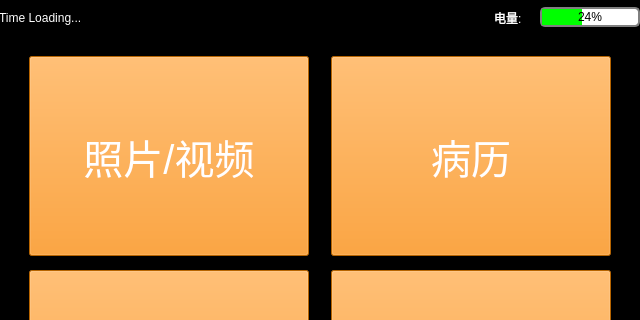
Before: the Qt Designer form menuwindow.ui in a2824256/EVA-Qt-Beta, drawn with Qt 5; both pictures show x 0 to 640 and y 0 to 320 of the 640 by 480 pixel window.
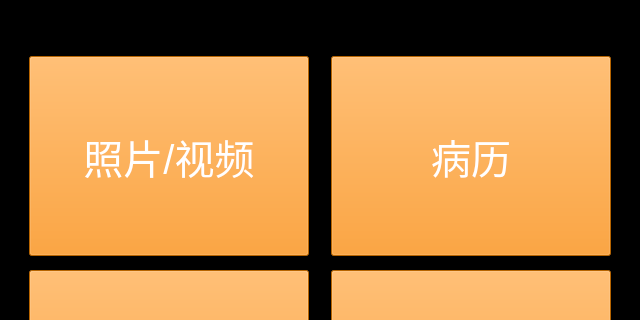
After: the same form once the commit is applied. Icons and pictures are not drawn.

Patch:
```diff
--- a/menuwindow.ui
+++ b/menuwindow.ui
@@ -35,22 +35,6 @@
      <string notr="true">background-color:black</string>
     </property>
     <layout class="QHBoxLayout" name="horizontalLayout">
-     <item>
-      <widget class="QLabel" name="datetime">
-       <property name="maximumSize">
-        <size>
-         <width>200</width>
-         <height>16777215</height>
-        </size>
-       </property>
-       <property name="styleSheet">
-        <string notr="true">color:white</string>
-       </property>
-       <property name="text">
-        <string>Time Loading...</string>
-       </property>
-      </widget>
-     </item>
      <item>
       <widget class="QLabel" name="tips">
        <property name="maximumSize">
@@ -67,44 +51,6 @@
        </property>
       </widget>
      </item>
-     <item>
-      <widget class="QLabel" name="battery">
-       <property name="maximumSize">
-        <size>
-         <width>40</width>
-         <height>16777215</height>
-        </size>
-       </property>
-       <property name="styleSheet">
-        <string notr="true">color:white</string>
-       </property>
-       <property name="text">
-        <string>电量:</string>
-       </property>
-      </widget>
-     </item>
-     <item>
-      <widget class="QProgressBar" name="progressBar">
-       <property name="minimumSize">
-        <size>
-         <width>0</width>
-         <height>20</height>
-        </size>
-       </property>
-       <property name="maximumSize">
-        <size>
-         <width>100</width>
-         <height>20</height>
-        </size>
-       </property>
-       <property name="styleSheet">
-        <string notr="true">QProgressBar {   color:black;border: 2px solid grey;   border-radius: 5px;   background-color: #FFFFFF;}QProgressBar::chunk {   background-color: #00FF00;   width: 20px;}QProgressBar {   border: 2px solid grey;   border-radius: 5px;   text-align: center;}</string>
-       </property>
-       <property name="value">
-        <number>24</number>
-       </property>
-      </widget>
-     </item>
     </layout>
    </widget>
    <widget class="QWidget" name="gridWidget" native="true">
```
Left out of the diff: 4 changed lines with no effect on the pictures.
